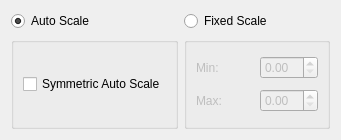
The window that src/Interface/Modules/Visualization/RescaleColorMap.ui (SCIInstitute/SCIRun) describes before a commit, drawn with Qt 5.
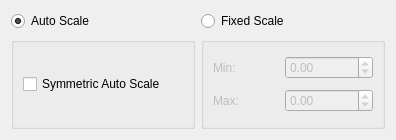
The same window after the commit.

Commit message: Added Rescale colormap functionality. updated dblsided shaders for colormap changes.

The edit to the form file:
```diff
--- a/src/Interface/Modules/Visualization/RescaleColorMap.ui
+++ b/src/Interface/Modules/Visualization/RescaleColorMap.ui
@@ -6,7 +6,7 @@
    <rect>
     <x>0</x>
     <y>0</y>
-    <width>341</width>
+    <width>396</width>
     <height>140</height>
    </rect>
   </property>
@@ -68,7 +68,14 @@
        </widget>
       </item>
       <item row="1" column="1">
-       <widget class="QDoubleSpinBox" name="minSpinBox_"/>
+       <widget class="QDoubleSpinBox" name="minSpinBox_">
+        <property name="minimum">
+         <double>-999999999.000000000000000</double>
+        </property>
+        <property name="maximum">
+         <double>999999999.000000000000000</double>
+        </property>
+       </widget>
       </item>
       <item row="2" column="0">
        <widget class="QLabel" name="label_2">
@@ -78,7 +85,14 @@
        </widget>
       </item>
       <item row="2" column="1">
-       <widget class="QDoubleSpinBox" name="maxSpinBox_"/>
+       <widget class="QDoubleSpinBox" name="maxSpinBox_">
+        <property name="minimum">
+         <double>-999999999.000000000000000</double>
+        </property>
+        <property name="maximum">
+         <double>999999999.000000000000000</double>
+        </property>
+       </widget>
       </item>
      </layout>
     </widget>
```
The commit also changes 10 other files.
